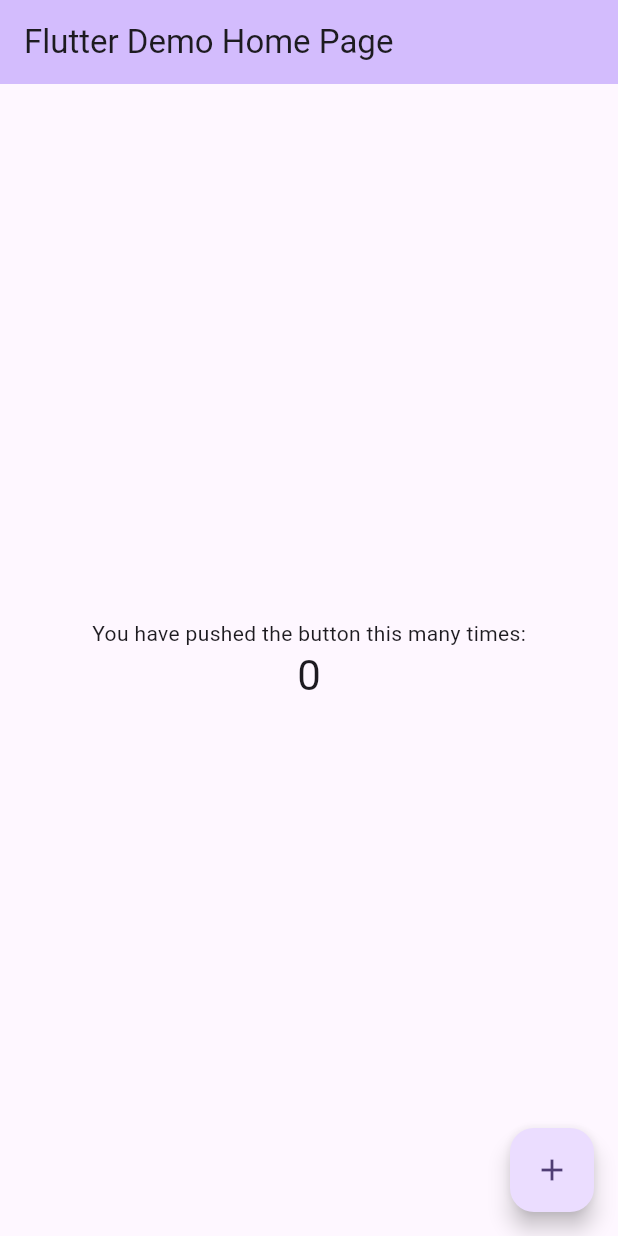
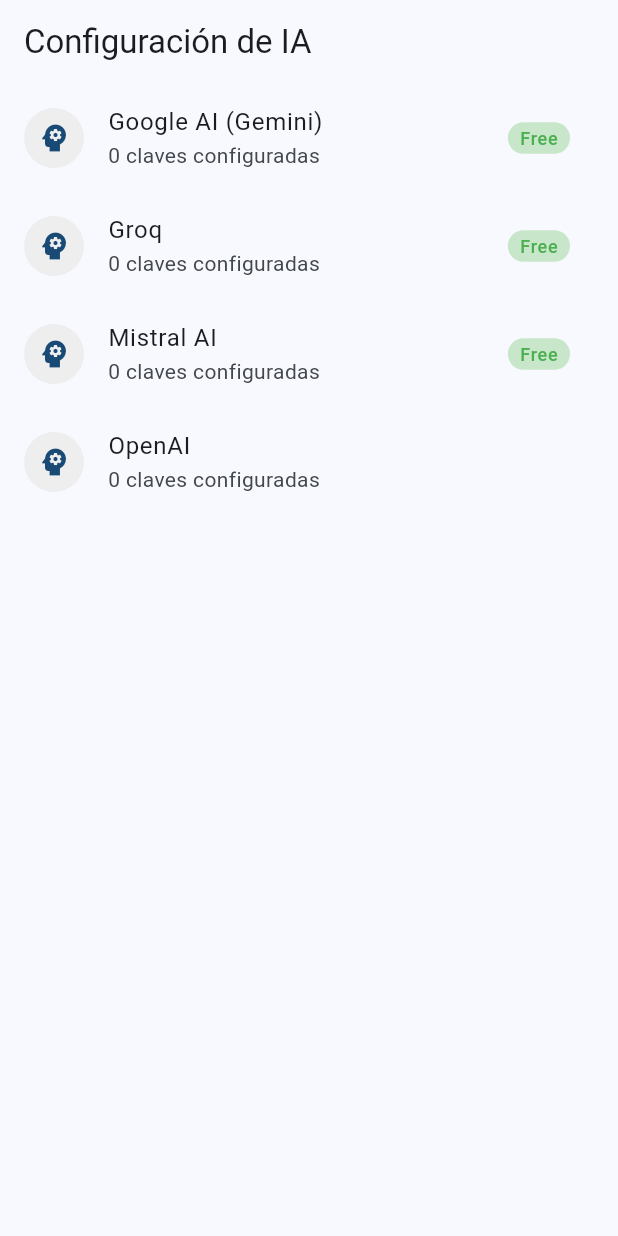
Before and after one commit to Rolandoepdw/flutter_ai_subscriptions, a Flutter app: the screen it shows after launch, on a phone screen of 412 x 824 dp. Run offline on Flutter 3.47's test engine with Material 3 defaults, Android fonts, the phone set to English and light mode, and no system bars; our stand-ins replace equatable, flutter_bloc, flutter_secure_storage, get_it.

Commit message:
feat: Add AI configuration UI and integrate with main app entry point

```diff
--- /dev/null
+++ b/lib/features/ai_config/ui/provider_list_screen.dart
@@ -0,0 +1,78 @@
+import 'package:flutter/material.dart';
+import 'package:flutter_bloc/flutter_bloc.dart';
+import '../cubit/ai_config_cubit.dart';
+import '../cubit/ai_config_state.dart';
+import 'provider_detail_screen.dart';
+
+class ProviderListScreen extends StatelessWidget {
+  const ProviderListScreen({super.key});
+
+  @override
+  Widget build(BuildContext context) {
+    return Scaffold(
+      appBar: AppBar(
+        title: const Text('Configuración de IA'),
+      ),
+      body: BlocBuilder<AIConfigCubit, AIConfigState>(
+        builder: (context, state) {
+          if (state.status == AIConfigStatus.loading) {
+            return const Center(child: CircularProgressIndicator());
+          }
+
+          if (state.status == AIConfigStatus.error) {
+            return Center(child: Text('Error: ${state.errorMessage}'));
+          }
+
+          return ListView.builder(
+            itemCount: state.providers.length,
+            itemBuilder: (context, index) {
+              final provider = state.providers[index];
+              final isSelected = state.selectedProviderId == provider.id;
+              final pool = state.keyPools[provider.id];
+              final keyCount = pool?.keys.length ?? 0;
+
+              return ListTile(
+                leading: CircleAvatar(
+                  backgroundColor: Colors.grey[200],
+                  child: provider.iconPath.endsWith('.png')
+                      ? const Icon(Icons.psychology) // Fallback for icons not in assets yet
+                      : Text(provider.name[0]),
+                ),
+                title: Text(provider.name),
+                subtitle: Text('$keyCount claves configuradas'),
+                trailing: Row(
+                  mainAxisSize: MainAxisSize.min,
+                  children: [
+                    if (provider.hasFreeModels)
+                      Container(
+                        padding: const EdgeInsets.symmetric(horizontal: 8, vertical: 2),
+                        decoration: BoxDecoration(
+                          color: Colors.green[100],
+                          borderRadius: BorderRadius.circular(12),
+                        ),
+                        child: const Text(
+                          'Free',
+                          style: TextStyle(color: Colors.green, fontSize: 12),
+                        ),
+                      ),
+                    const SizedBox(width: 8),
+                    if (isSelected)
+                      const Icon(Icons.check_circle, color: Colors.blue),
+                  ],
+                ),
+                onTap: () {
+                  Navigator.push(
+                    context,
+                    MaterialPageRoute(
+                      builder: (context) => ProviderDetailScreen(providerId: provider.id),
+                    ),
+                  );
+                },
+              );
+            },
+          );
+        },
+      ),
+    );
+  }
+}
--- a/lib/main.dart
+++ b/lib/main.dart
@@ -1,121 +1,29 @@
 import 'package:flutter/material.dart';
+import 'package:flutter_bloc/flutter_bloc.dart';
+import 'core/injection/service_locator.dart';
+import 'features/ai_config/cubit/ai_config_cubit.dart';
+import 'features/ai_config/ui/provider_list_screen.dart';
 
-void main() {
+void main() async {
+  WidgetsFlutterBinding.ensureInitialized();
+  await setupServiceLocator();
   runApp(const MyApp());
 }
 
 class MyApp extends StatelessWidget {
   const MyApp({super.key});
 
-  // This widget is the root of your application.
   @override
   Widget build(BuildContext context) {
-    return MaterialApp(
-      title: 'Flutter Demo',
-      theme: ThemeData(
-        // This is the theme of your application.
-        //
-        // TRY THIS: Try running your application with "flutter run". You'll see
-        // the application has a purple toolbar. Then, without quitting the app,
-        // try changing the seedColor in the colorScheme below to Colors.green
-        // and then invoke "hot reload" (save your changes or press the "hot
-        // reload" button in a Flutter-supported IDE, or press "r" if you used
-        // the command line to start the app).
-        //
-        // Notice that the counter didn't reset back to zero; the application
-        // state is not lost during the reload. To reset the state, use hot
-        // restart instead.
-        //
-        // This works for code too, not just values: Most code changes can be
-        // tested with just a hot reload.
-        colorScheme: .fromSeed(seedColor: Colors.deepPurple),
-      ),
-      home: const MyHomePage(title: 'Flutter Demo Home Page'),
-    );
-  }
-}
-
-class MyHomePage extends StatefulWidget {
-  const MyHomePage({super.key, required this.title});
-
-  // This widget is the home page of your application. It is stateful, meaning
-  // that it has a State object (defined below) that contains fields that affect
-  // how it looks.
-
-  // This class is the configuration for the state. It holds the values (in this
-  // case the title) provided by the parent (in this case the App widget) and
-  // used by the build method of the State. Fields in a Widget subclass are
-  // always marked "final".
-
-  final String title;
-
-  @override
-  State<MyHomePage> createState() => _MyHomePageState();
-}
-
-class _MyHomePageState extends State<MyHomePage> {
-  int _counter = 0;
-
-  void _incrementCounter() {
-    setState(() {
-      // This call to setState tells the Flutter framework that something has
-      // changed in this State, which causes it to rerun the build method below
-      // so that the display can reflect the updated values. If we changed
-      // _counter without calling setState(), then the build method would not be
-      // called again, and so nothing would appear to happen.
-      _counter++;
-    });
-  }
-
-  @override
-  Widget build(BuildContext context) {
-    // This method is rerun every time setState is called, for instance as done
-    // by the _incrementCounter method above.
-    //
-    // The Flutter framework has been optimized to make rerunning build methods
-    // fast, so that you can just rebuild anything that needs updating rather
-    // than having to individually change instances of widgets.
-    return Scaffold(
-      appBar: AppBar(
-        // TRY THIS: Try changing the color here to a specific color (to
-        // Colors.amber, perhaps?) and trigger a hot reload to see the AppBar
-        // change color while the other colors stay the same.
-        backgroundColor: Theme.of(context).colorScheme.inversePrimary,
-        // Here we take the value from the MyHomePage object that was created by
-        // the App.build method, and use it to set our appbar title.
-        title: Text(widget.title),
-      ),
-      body: Center(
-        // Center is a layout widget. It takes a single child and positions it
-        // in the middle of the parent.
-        child: Column(
-          // Column is also a layout widget. It takes a list of children and
-          // arranges them vertically. By default, it sizes itself to fit its
-          // children horizontally, and tries to be as tall as its parent.
-          //
-          // Column has various properties to control how it sizes itself and
-          // how it positions its children. Here we use mainAxisAlignment to
-          // center the children vertically; the main axis here is the vertical
-          // axis because Columns are vertical (the cross axis would be
-          // horizontal).
-          //
-          // TRY THIS: Invoke "debug painting" (choose the "Toggle Debug Paint"
-          // action in the IDE, or press "p" in the console), to see the
-          // wireframe for each widget.
-          mainAxisAlignment: .center,
-          children: [
-            const Text('You have pushed the button this many times:'),
-            Text(
-              '$_counter',
-              style: Theme.of(context).textTheme.headlineMedium,
-            ),
-          ],
+    return BlocProvider(
+      create: (context) => sl<AIConfigCubit>()..loadConfig(),
+      child: MaterialApp(
+        title: 'AI Subscriptions',
+        theme: ThemeData(
+          colorScheme: ColorScheme.fromSeed(seedColor: Colors.blue),
+          useMaterial3: true,
         ),
-      ),
-      floatingActionButton: FloatingActionButton(
-        onPressed: _incrementCounter,
-        tooltip: 'Increment',
-        child: const Icon(Icons.add),
+        home: const ProviderListScreen(),
       ),
     );
   }
```
Also changed, not shown: lib/features/ai_config/ui/provider_detail_screen.dart (added, +136 -0 lines).
